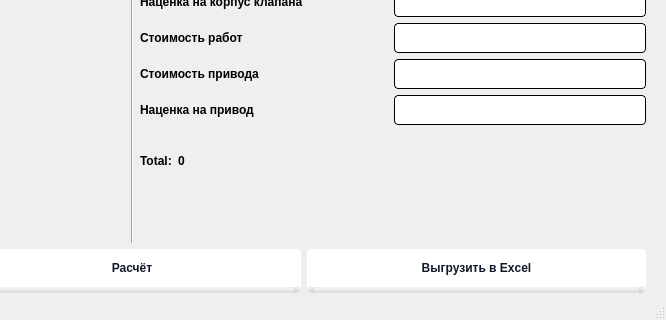
Above: Bajan/main_window.ui from AnanasiDiod/auto-create before the change; both pictures show x 402 to 1068 and y 378 to 698 of the 1068 by 698 pixel window. Below: the same form after it.
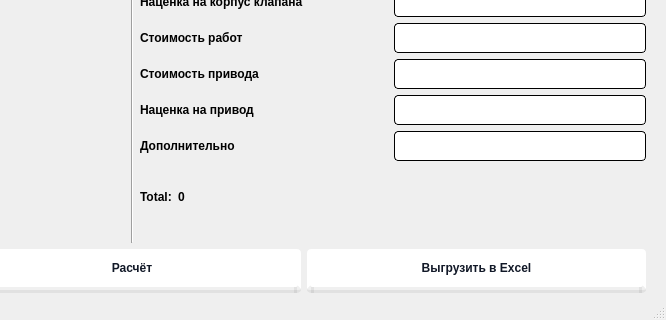
That is the form after the change. Icons and pictures are not drawn.

Patch:
```diff
--- a/Bajan/main_window.ui
+++ b/Bajan/main_window.ui
@@ -941,6 +941,33 @@
           </item>
          </layout>
         </item>
+        <item>
+         <layout class="QHBoxLayout" name="horizontalLayout_16">
+          <item>
+           <widget class="QLabel" name="label_3">
+            <property name="text">
+             <string>Дополнительно</string>
+            </property>
+           </widget>
+          </item>
+          <item>
+           <spacer name="horizontalSpacer_23">
+            <property name="orientation">
+             <enum>Qt::Horizontal</enum>
+            </property>
+            <property name="sizeHint" stdset="0">
+             <size>
+              <width>40</width>
+              <height>20</height>
+             </size>
+            </property>
+           </spacer>
+          </item>
+          <item>
+           <widget class="QLineEdit" name="additional"/>
+          </item>
+         </layout>
+        </item>
         <item>
          <spacer name="verticalSpacer_3">
           <property name="orientation">
```
Left out of the diff: 2 changed lines with no effect on the pictures.
